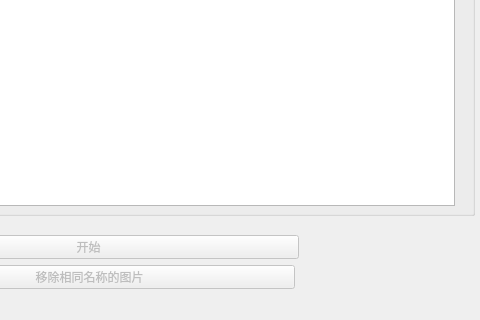
The window that ui/main.ui (l3n641/pic-sign) describes before a commit, drawn with Qt 5; both pictures show x 316 to 796 and y 235 to 555 of the 796 by 555 pixel window.
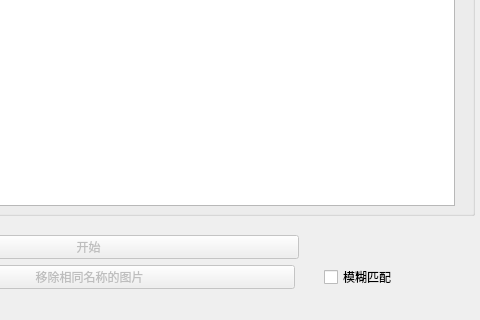
The same window after the commit.

Commit message: add 模糊查询移除文件

```diff
--- a/ui/main.ui
+++ b/ui/main.ui
@@ -334,6 +334,19 @@
     <string>移除相同名称的图片</string>
    </property>
   </widget>
+  <widget class="QCheckBox" name="checkBox_remove_image_match_prefix">
+   <property name="geometry">
+    <rect>
+     <x>640</x>
+     <y>500</y>
+     <width>89</width>
+     <height>24</height>
+    </rect>
+   </property>
+   <property name="text">
+    <string>模糊匹配</string>
+   </property>
+  </widget>
  </widget>
  <resources/>
  <connections/>
```
The commit also changes 3 other files.
